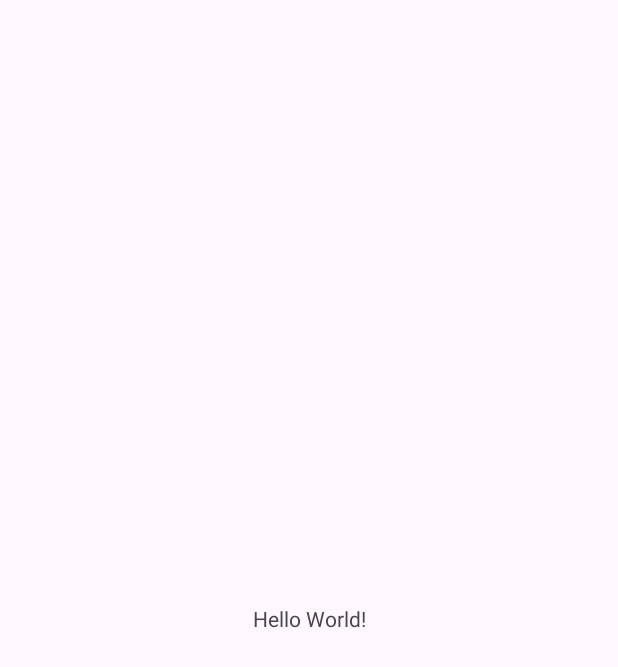
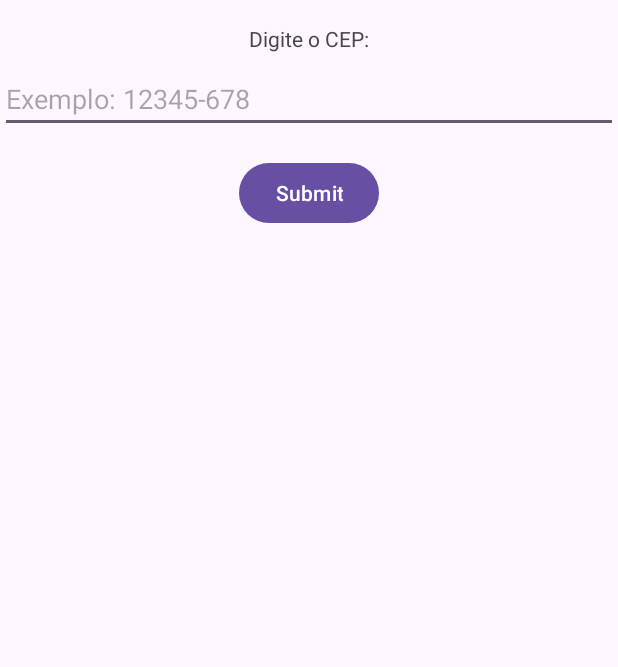
Before and after one commit to dgabriel2334/ConsultaCepApp, an Android app: the screen it shows after launch (MainActivity), on a phone screen of 412 x 824 dp. Before the commit the part shown is almost empty. Shown: the top 667 px of the screen. Run offline under Robolectric (Android 15) with nearby library versions, the phone set to English and light mode, and no system bars.

Commit message:
Final project

```diff
--- a/app/src/main/AndroidManifest.xml
+++ b/app/src/main/AndroidManifest.xml
@@ -1,7 +1,7 @@
 <?xml version="1.0" encoding="utf-8"?>
 <manifest xmlns:android="http://schemas.android.com/apk/res/android"
     xmlns:tools="http://schemas.android.com/tools">
-
+    <uses-permission android:name="android.permission.INTERNET" />
     <application
         android:allowBackup="true"
         android:dataExtractionRules="@xml/data_extraction_rules"
--- a/app/src/main/res/layout/activity_main.xml
+++ b/app/src/main/res/layout/activity_main.xml
@@ -6,13 +6,37 @@
     android:layout_height="match_parent"
     tools:context=".MainActivity">
 
+    <!-- Texto de instrução -->
     <TextView
+        android:id="@+id/instructionTextView"
         android:layout_width="wrap_content"
         android:layout_height="wrap_content"
-        android:text="Hello World!"
-        app:layout_constraintBottom_toBottomOf="parent"
+        android:text="Digite o CEP:"
+        app:layout_constraintTop_toTopOf="parent"
+        app:layout_constraintStart_toStartOf="parent"
+        app:layout_constraintEnd_toEndOf="parent"
+        android:layout_marginTop="16dp"/>
+
+    <!-- EditText para inserir o CEP -->
+    <EditText
+        android:id="@+id/cepEditText"
+        android:layout_width="0dp"
+        android:layout_height="wrap_content"
+        android:hint="Exemplo: 12345-678"
+        app:layout_constraintStart_toStartOf="parent"
+        app:layout_constraintEnd_toEndOf="parent"
+        app:layout_constraintTop_toBottomOf="@id/instructionTextView"
+        android:layout_marginTop="8dp"/>
+
+    <!-- Botão "Submit" -->
+    <Button
+        android:id="@+id/submitButton"
+        android:layout_width="wrap_content"
+        android:layout_height="wrap_content"
+        android:text="Submit"
+        app:layout_constraintTop_toBottomOf="@id/cepEditText"
         app:layout_constraintEnd_toEndOf="parent"
         app:layout_constraintStart_toStartOf="parent"
-        app:layout_constraintTop_toTopOf="parent" />
+        android:layout_marginTop="16dp"/>
 
 </androidx.constraintlayout.widget.ConstraintLayout>
```
Also changed, not shown: app/src/main/java/com/example/projetopoo/MainActivity.java (+119 -3 lines), app/src/main/res/layout/modal_layout.xml (added, +52 -0 lines).
